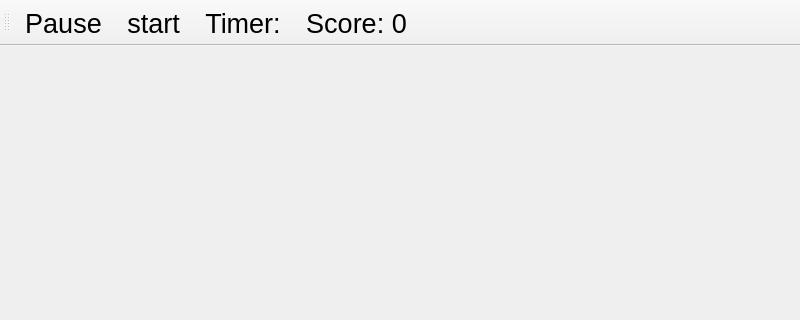
Qt form A7-Parachutes/A7-Parachutes/gamewindow.ui (thePeterPan/CS3505-2016) before a commit; both pictures show x 0 to 800 and y 0 to 320 of the 800 by 635 pixel window.
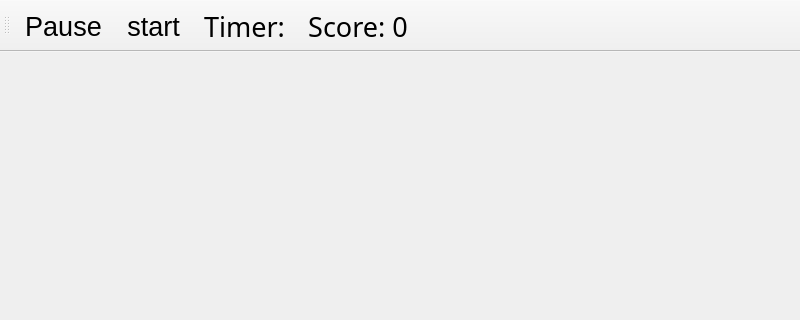
The same form after that commit. Icons and pictures are not drawn.

The edit to the form file:
```diff
--- a/A7-Parachutes/A7-Parachutes/gamewindow.ui
+++ b/A7-Parachutes/A7-Parachutes/gamewindow.ui
@@ -95,6 +95,14 @@
    <property name="text">
     <string>Timer:</string>
    </property>
+   <property name="font">
+    <font>
+     <family>AR PL UMing TW MBE</family>
+     <weight>50</weight>
+     <italic>false</italic>
+     <bold>false</bold>
+    </font>
+   </property>
   </action>
   <action name="actionScore">
    <property name="text">
@@ -103,6 +111,11 @@
    <property name="toolTip">
     <string>Score</string>
    </property>
+   <property name="font">
+    <font>
+     <family>AR PL UMing CN</family>
+    </font>
+   </property>
   </action>
  </widget>
  <resources>
```
Left out of the diff: 10 changed lines with no effect on the pictures.
